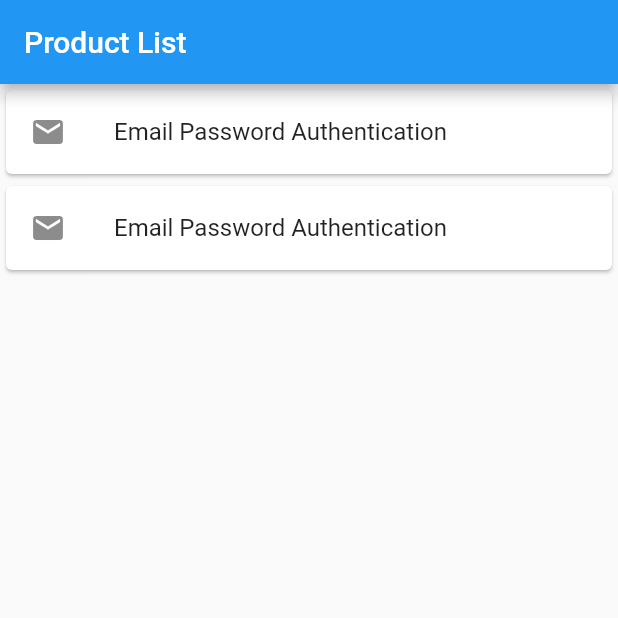
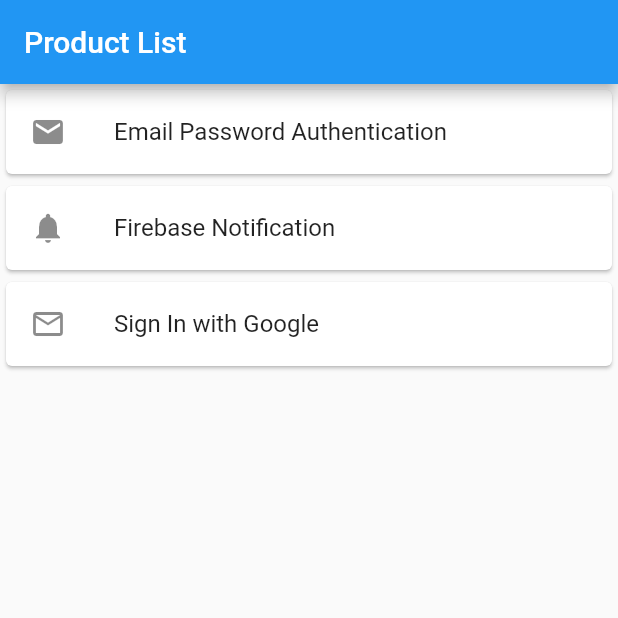
Before and after one commit to pawanv013/Flutter-Firebase-With-Bloc, a Flutter app: the screen it shows after launch, on a phone screen of 412 x 824 dp, the top half of it. Run offline on Flutter 3.47's test engine with Material 2 defaults, Android fonts, the phone set to English and light mode, and no system bars; our stand-ins replace cloud_firestore, firebase_auth, firebase_core, firebase_messaging, firebase_storage, flutter_bloc and 1 more; accounts and stored records are empty.

Commit message:
firebase notification done

```diff
--- a/lib/main.dart
+++ b/lib/main.dart
@@ -5,6 +5,8 @@ import 'package:firebase_flutter/screens/email_password/login_screen.dart';
 import 'package:firebase_flutter/screens/email_password/singup_screen.dart';
 import 'package:firebase_flutter/screens/module_list.dart';
 import 'package:firebase_core/firebase_core.dart';
+import 'package:firebase_flutter/screens/notification/notification_screen.dart';
+import 'package:firebase_flutter/screens/notification/services/notification_service.dart';
 import 'package:flutter/material.dart';
 import 'package:flutter_bloc/flutter_bloc.dart';
 
@@ -14,6 +16,7 @@ import 'screens/email_password/bloC/signUpBloC/signup_bloc.dart';
 Future<void> main() async {
   WidgetsFlutterBinding.ensureInitialized();
   await Firebase.initializeApp();
+  await NotificationService.initializeNotification();
   runApp(MyApp());
 }
 
@@ -47,6 +50,7 @@ class MyApp extends StatelessWidget {
           LoginScreen.id: (context) => LoginScreen(),
           SingUpScreen.id: (context) => SingUpScreen(),
           LoginHome.id: (context) => LoginHome(),
+          NotificationScreen.id: (context) => NotificationScreen(),
         },
       ),
     );
--- a/lib/screens/module_list.dart
+++ b/lib/screens/module_list.dart
@@ -1,3 +1,4 @@
+import 'package:firebase_flutter/screens/notification/notification_screen.dart';
 import 'package:flutter/material.dart';
 
 import 'email_password/login_screen.dart';
@@ -24,10 +25,20 @@ class ModuleList extends StatelessWidget {
             ),
             Card(
               child: ListTile(
-                leading: Icon(Icons.mail),
-                title: Text('Email Password Authentication'),
+                onTap: () =>
+                    Navigator.pushNamed(context, NotificationScreen.id),
+                leading: Icon(Icons.notifications),
+                title: Text('Firebase Notification'),
               ),
-            )
+            ),
+            Card(
+              child: ListTile(
+                // onTap: () =>
+                // Navigator.pushNamed(context, NotificationScreen.id),
+                leading: Icon(Icons.mail_outline),
+                title: Text('Sign In with Google'),
+              ),
+            ),
           ],
         ),
       )),
--- /dev/null
+++ b/lib/screens/notification/notification_screen.dart
@@ -0,0 +1,13 @@
+import 'package:flutter/material.dart';
+
+class NotificationScreen extends StatelessWidget {
+  const NotificationScreen({Key? key}) : super(key: key);
+  static const String id = 'notification_screen';
+
+  @override
+  Widget build(BuildContext context) {
+    return Scaffold(
+      appBar: AppBar(title: Text('Firebase Notification')),
+    );
+  }
+}
--- a/pubspec.yaml
+++ b/pubspec.yaml
@@ -40,6 +40,7 @@ dependencies:
   firebase_storage: ^10.3.1
   image_picker: ^0.8.5+3
   uuid: ^3.0.6
+  firebase_messaging: ^11.4.4
 
 dev_dependencies:
   flutter_test:
```
Also changed, not shown: lib/screens/email_password/login_home.dart (+4 -11 lines), lib/screens/notification/services/notification_service.dart (added, +23 -0 lines), pubspec.lock, 1 other file.
